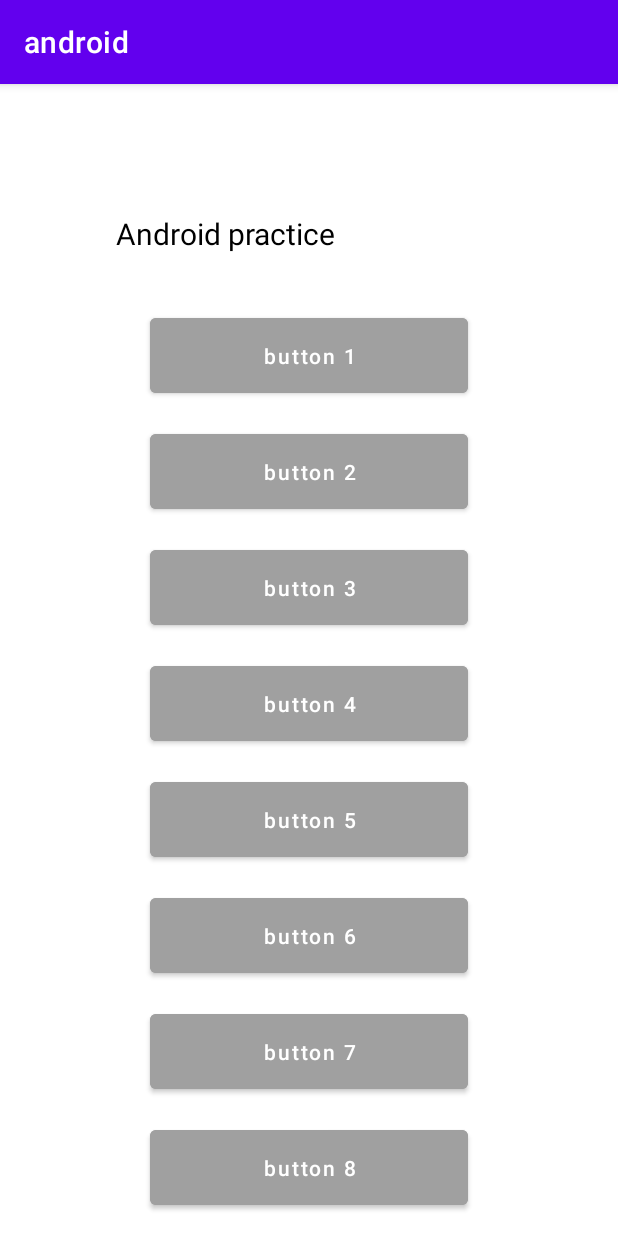
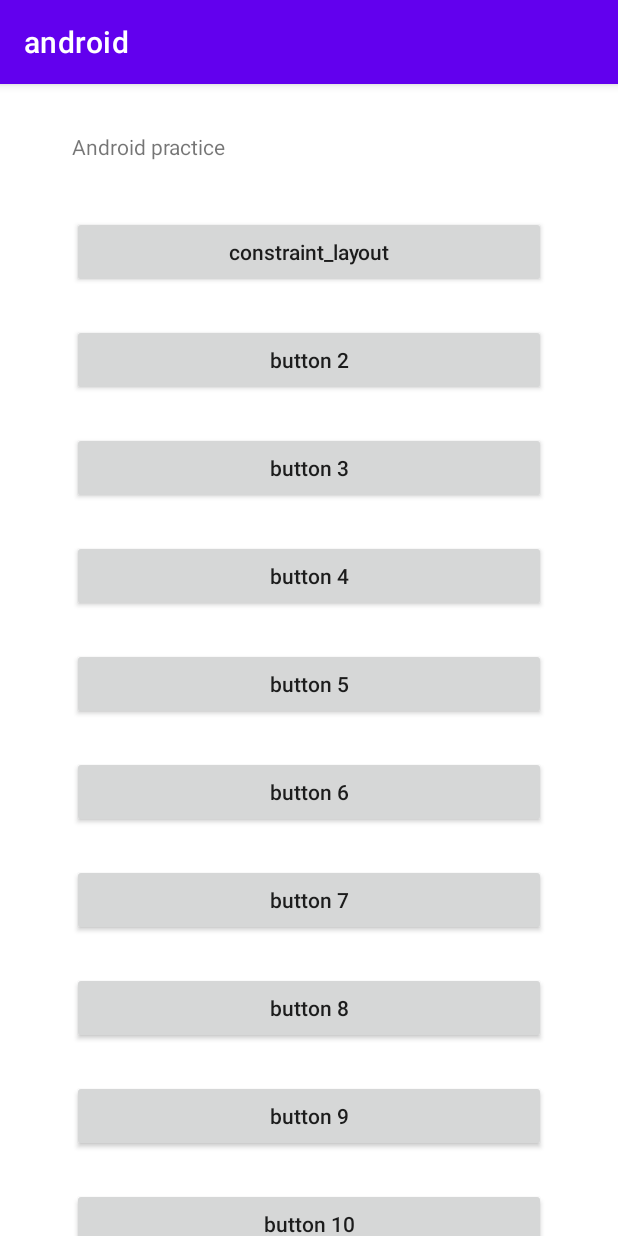
Before and after one commit to weiraneve/android-practice, an Android app: the screen it shows after launch (MainActivity), on a phone screen of 412 x 824 dp. Run offline under Robolectric (Android 15) with nearby library versions, the phone set to English and light mode, and no system bars.

Commit message:
refactor: add selector_button and refactor

```diff
--- a/app/src/main/java/com/thoughtworks/android/MainActivity.kt
+++ b/app/src/main/java/com/thoughtworks/android/MainActivity.kt
@@ -1,5 +1,6 @@
 package com.thoughtworks.android
 
+import android.content.Intent
 import android.os.Bundle
 import android.view.View
 import android.widget.Button
@@ -18,16 +19,18 @@ class MainActivity : AppCompatActivity() {
     }
 
     private fun generateButtons() {
-        addButton(getString(R.string.button1))
-        addButton(getString(R.string.button2))
-        addButton(getString(R.string.button3))
-        addButton(getString(R.string.button4))
-        addButton(getString(R.string.button5))
-        addButton(getString(R.string.button6))
-        addButton(getString(R.string.button7))
-        addButton(getString(R.string.button8))
-        addButton(getString(R.string.button9))
-        addButton(getString(R.string.button10))
+        addButton(getString(R.string.constraint_layout)) {
+            startActivity(Intent(this, ConstraintActivity::class.java))
+        }
+        addButton(getString(R.string.button_2))
+        addButton(getString(R.string.button_3))
+        addButton(getString(R.string.button_4))
+        addButton(getString(R.string.button_5))
+        addButton(getString(R.string.button_6))
+        addButton(getString(R.string.button_7))
+        addButton(getString(R.string.button_8))
+        addButton(getString(R.string.button_9))
+        addButton(getString(R.string.button_10))
 
     }
 
--- /dev/null
+++ b/app/src/main/res/drawable/selector_button.xml
@@ -0,0 +1,5 @@
+<?xml version="1.0" encoding="utf-8"?>
+<selector xmlns:android="http://schemas.android.com/apk/res/android">
+    <item android:state_pressed="true" android:color="@color/white" />
+    <item android:color="@color/gray" />
+</selector>
--- a/app/src/main/res/layout/activity_main.xml
+++ b/app/src/main/res/layout/activity_main.xml
@@ -2,160 +2,30 @@
 <FrameLayout xmlns:android="http://schemas.android.com/apk/res/android"
     xmlns:tools="http://schemas.android.com/tools"
     android:layout_width="match_parent"
-    android:layout_height="match_parent">
+    android:layout_height="match_parent"
+    tools:context=".MainActivity">
 
     <TextView
-        android:layout_width="300dp"
-        android:layout_height="200dp"
-        android:background="@android:color/white"
-        android:gravity="center"
-        android:textColor="@color/black"
-        android:textSize="20sp"
-        android:text="@string/practice0"/>
+        android:layout_width="wrap_content"
+        android:layout_height="wrap_content"
+        android:layout_marginStart="@dimen/margin_48"
+        android:layout_marginTop="@dimen/margin_32"
+        android:text="@string/android_practice" />
 
     <ScrollView
         android:layout_width="match_parent"
         android:layout_height="match_parent"
-        android:layout_marginTop="140dp">
-
+        android:layout_marginTop="@dimen/margin_64"
+        android:overScrollMode="never"
+        android:scrollbars="none">
 
         <LinearLayout
+            android:id="@+id/button_container"
             android:layout_width="match_parent"
             android:layout_height="wrap_content"
-            android:orientation="vertical"
-            tools:context=".MainActivity"
-            tools:ignore="UselessParent">
-
-            <Button
-                android:layout_width="match_parent"
-                android:layout_height="wrap_content"
-                android:layout_marginStart="100dp"
-                android:layout_marginTop="10dp"
-                android:layout_marginEnd="100dp"
-                android:backgroundTint="@color/gray"
-                android:gravity="center"
-                android:text="@string/button1"
-                android:textAllCaps="false"
-                android:padding="15dp"
-                android:textColorHint="@color/black" />
-
-            <Button
-                android:layout_width="match_parent"
-                android:layout_height="wrap_content"
-                android:layout_marginStart="100dp"
-                android:layout_marginTop="15dp"
-                android:layout_marginEnd="100dp"
-                android:backgroundTint="@color/gray"
-                android:gravity="center"
-                android:text="@string/button2"
-                android:textAllCaps="false"
-                android:padding="15dp"
-                android:textColorHint="@color/black" />
-
-            <Button
-                android:layout_width="match_parent"
-                android:layout_height="wrap_content"
-                android:layout_marginStart="100dp"
-                android:layout_marginTop="15dp"
-                android:layout_marginEnd="100dp"
-                android:backgroundTint="@color/gray"
-                android:gravity="center"
-                android:text="@string/button3"
-                android:textAllCaps="false"
-                android:padding="15dp"
-                android:textColorHint="@color/black" />
-
-            <Button
-                android:layout_width="match_parent"
-                android:layout_height="wrap_content"
-                android:layout_marginStart="100dp"
-                android:layout_marginTop="15dp"
-                android:layout_marginEnd="100dp"
-                android:backgroundTint="@color/gray"
-                android:gravity="center"
-                android:text="@string/button4"
-                android:textAllCaps="false"
-                android:padding="15dp"
-                android:textColorHint="@color/black" />
-
-            <Button
-                android:layout_width="match_parent"
-                android:layout_height="wrap_content"
-                android:layout_marginStart="100dp"
-                android:layout_marginTop="15dp"
-                android:layout_marginEnd="100dp"
-                android:backgroundTint="@color/gray"
-                android:gravity="center"
-                android:text="@string/button5"
-                android:textAllCaps="false"
-                android:padding="15dp"
-                android:textColorHint="@color/black" />
-
-            <Button
-                android:layout_width="match_parent"
-                android:layout_height="wrap_content"
-                android:layout_marginStart="100dp"
-                android:layout_marginTop="15dp"
-                android:layout_marginEnd="100dp"
-                android:backgroundTint="@color/gray"
-                android:gravity="center"
-                android:text="@string/button6"
-                android:textAllCaps="false"
-                android:padding="15dp"
-                android:textColorHint="@color/black" />
-
-            <Button
-                android:layout_width="match_parent"
-                android:layout_height="wrap_content"
-                android:layout_marginStart="100dp"
-                android:layout_marginTop="15dp"
-                android:layout_marginEnd="100dp"
-                android:backgroundTint="@color/gray"
-                android:gravity="center"
-                android:text="@string/button7"
-                android:textAllCaps="false"
-                android:padding="15dp"
-                android:textColorHint="@color/black" />
-
-            <Button
-                android:layout_width="match_parent"
-                android:layout_height="wrap_content"
-                android:layout_marginStart="100dp"
-                android:layout_marginTop="15dp"
-                android:layout_marginEnd="100dp"
-                android:backgroundTint="@color/gray"
-                android:gravity="center"
-                android:text="@string/button8"
-                android:textAllCaps="false"
-                android:padding="15dp"
-                android:textColorHint="@color/black" />
-
-            <Button
-                android:layout_width="match_parent"
-                android:layout_height="wrap_content"
-                android:layout_marginStart="100dp"
-                android:layout_marginTop="15dp"
-                android:layout_marginEnd="100dp"
-                android:backgroundTint="@color/gray"
-                android:gravity="center"
-                android:text="@string/button9"
-                android:textAllCaps="false"
-                android:padding="15dp"
-                android:textColorHint="@color/black" />
-
-            <Button
-                android:layout_width="match_parent"
-                android:layout_height="wrap_content"
-                android:layout_marginStart="100dp"
-                android:layout_marginTop="15dp"
-                android:layout_marginEnd="100dp"
-                android:backgroundTint="@color/gray"
-                android:gravity="center"
-                android:text="@string/button10"
-                android:textAllCaps="false"
-                android:padding="15dp"
-                android:textColorHint="@color/black" />
-
+            android:layout_marginStart="@dimen/margin_48"
+            android:layout_marginEnd="@dimen/margin_48"
+            android:orientation="vertical">
         </LinearLayout>
     </ScrollView>
 
--- a/app/src/main/res/values/dimens.xml
+++ b/app/src/main/res/values/dimens.xml
@@ -5,4 +5,5 @@
     <dimen name="margin_32">32dp</dimen>
     <dimen name="margin_48">48dp</dimen>
     <dimen name="margin_64">64dp</dimen>
+    <dimen name="margin_128">128dp</dimen>
 </resources>
--- a/app/src/main/res/values/strings.xml
+++ b/app/src/main/res/values/strings.xml
@@ -1,14 +1,19 @@
 <resources>
-    <string name="app_name">android</string>
-    <string name="button1">button 1</string>
-    <string name="button2">button 2</string>
-    <string name="button3">button 3</string>
-    <string name="button4">button 4</string>
-    <string name="button5">button 5</string>
-    <string name="button6">button 6</string>
-    <string name="button7">button 7</string>
-    <string name="button8">button 8</string>
-    <string name="button9">button 9</string>
-    <string name="button10">button 10</string>
-    <string name="practice0">Android practice</string>
+  <string name="app_name">android</string>
+  <string name="button_1">button 1</string>
+  <string name="button_2">button 2</string>
+  <string name="button_3">button 3</string>
+  <string name="button_4">button 4</string>
+  <string name="button_5">button 5</string>
+  <string name="button_6">button 6</string>
+  <string name="button_7">button 7</string>
+  <string name="button_8">button 8</string>
+  <string name="button_9">button 9</string>
+  <string name="button_10">button 10</string>
+  <string name="android_practice">Android practice</string>
+  <string name="constraint_layout">constraint_layout</string>
+  <string name="hello">Hello!</string>
+  <string name="github">github</string>
+  <string name="sign_up">Signup</string>
+  <string name="login">Login</string>
 </resources>
```
Also changed, not shown: app/src/main/res/layout/constraint_layout.xml (+41 -45 lines), 1 other file.
